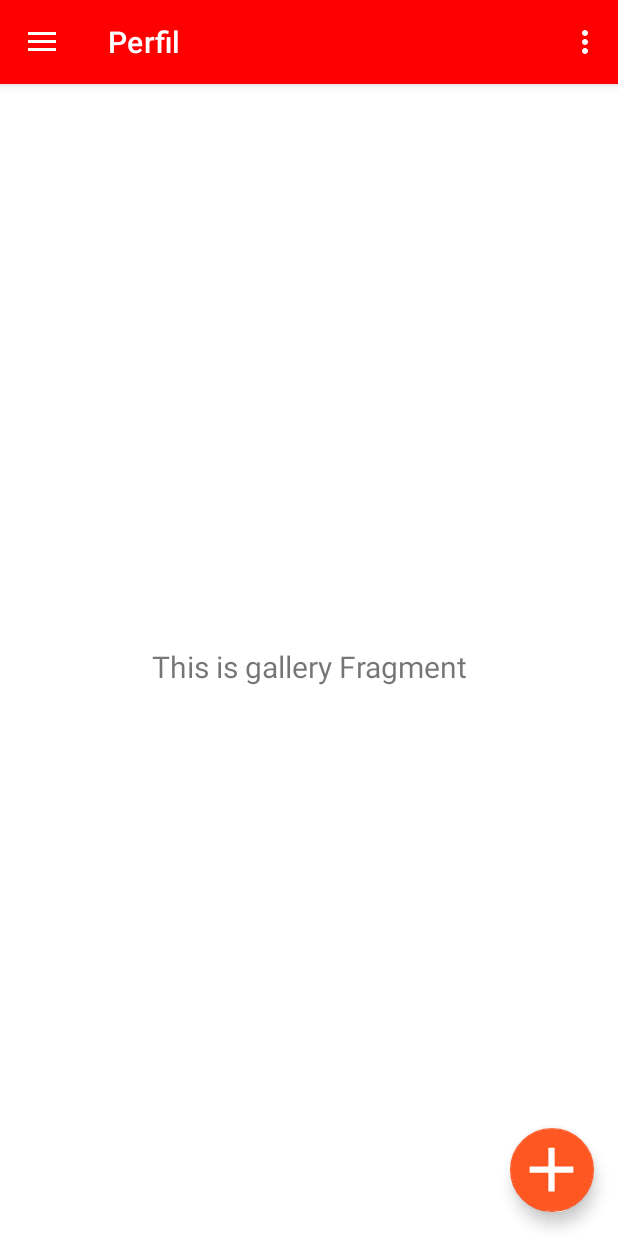
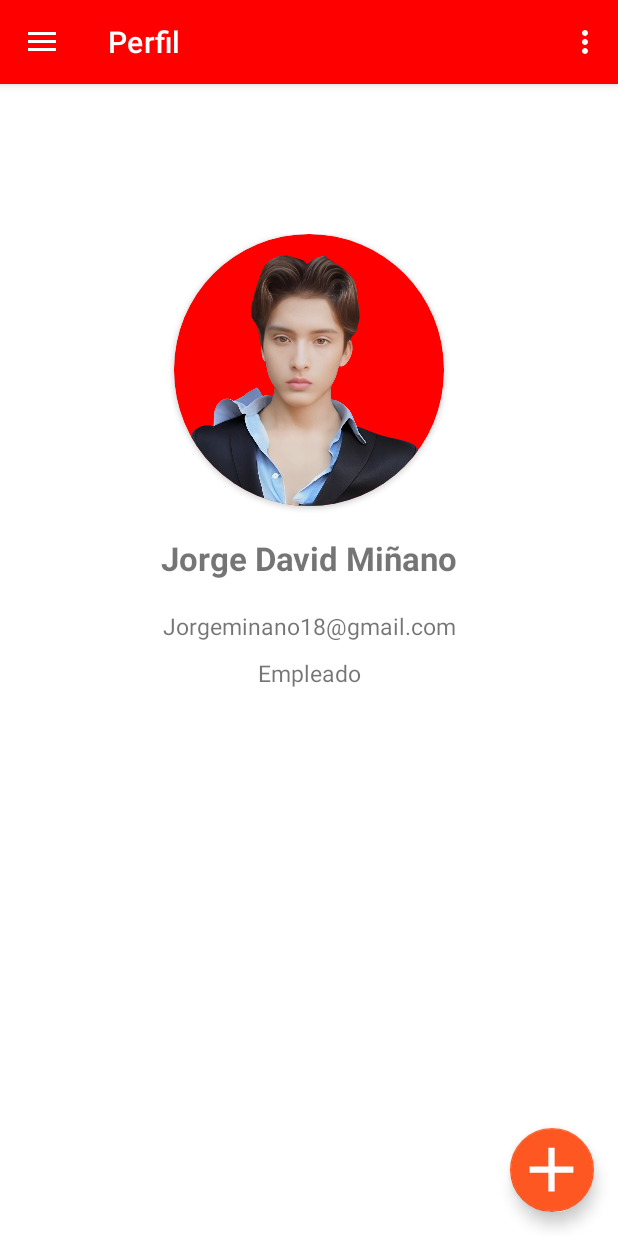
Before and after one commit to David182003/Guba, an Android app: the screen it shows after launch (MainActivity), in the side drawer, after a tap on "Perfil", on a phone screen of 412 x 824 dp. Run offline under Robolectric (Android 15) with nearby library versions, the phone set to English and light mode, and no system bars; our stand-ins replace navigation-ui.

```diff
--- a/app/src/main/java/com/example/bannerleft2/MainActivity.kt
+++ b/app/src/main/java/com/example/bannerleft2/MainActivity.kt
@@ -26,11 +26,7 @@ class MainActivity : AppCompatActivity() {
 
         setSupportActionBar(binding.appBarMain.toolbar)
 
-        binding.appBarMain.fab.setOnClickListener { view ->
-            Snackbar.make(view, "Replace with your own action", Snackbar.LENGTH_LONG)
-                .setAction("Action", null)
-                .setAnchorView(R.id.fab).show()
-        }
+
         val drawerLayout: DrawerLayout = binding.drawerLayout
         val navView: NavigationView = binding.navView
         val navController = findNavController(R.id.nav_host_fragment_content_main)
--- a/app/src/main/java/com/example/bannerleft2/ui/Productos/ProductosAdapter.kt
+++ b/app/src/main/java/com/example/bannerleft2/ui/Productos/ProductosAdapter.kt
@@ -4,7 +4,7 @@ import android.view.LayoutInflater
 import android.view.ViewGroup
 import androidx.recyclerview.widget.RecyclerView
 
-class ProductosAdapter(val list: List<Productos>):
+class ProductosAdapter(var list: List<Productos>):
     RecyclerView.Adapter<ProductosViewHolder>(){
 
     override fun onCreateViewHolder(parent: ViewGroup, viewType: Int): ProductosViewHolder {
@@ -21,4 +21,12 @@ class ProductosAdapter(val list: List<Productos>):
         holder.bind(favorito)
     }
 
+    fun updateList(filteredList: List<Productos>) {
+
+        // Update the adapter's internal data with the filtered list
+
+    }
+
+
+
 }
--- a/app/src/main/java/com/example/bannerleft2/ui/Productos/ProductosFragment.kt
+++ b/app/src/main/java/com/example/bannerleft2/ui/Productos/ProductosFragment.kt
@@ -1,15 +1,22 @@
 package com.example.bannerleft2.ui.Productos
 
 import android.os.Bundle
+import android.text.Editable
+import android.text.TextWatcher
 import android.view.LayoutInflater
 import android.view.View
 import android.view.ViewGroup
+import android.widget.EditText
 import androidx.fragment.app.Fragment
 import androidx.recyclerview.widget.LinearLayoutManager
 import androidx.recyclerview.widget.RecyclerView
 import com.example.bannerleft2.R
 
 class ProductosFragment : Fragment() {
+
+
+    private lateinit var adapter: ProductosAdapter
+    private var filteredList = listOf<Productos>() // Lista filtrada
 
     override fun onCreateView(
         inflater: LayoutInflater,
@@ -22,8 +29,9 @@ class ProductosFragment : Fragment() {
     override fun onViewCreated(view: View, savedInstanceState: Bundle?) {
         super.onViewCreated(view, savedInstanceState)
 
+
         val rv_Productos = view.findViewById<RecyclerView>(R.id.rv_productos)
-
+        val searchEditText = view.findViewById<EditText>(R.id.search_edit_text) // Referencia al EditText
         //Creamos la lista de datps
         val listProductos = listOf<Productos>(
             Productos(R.drawable.w_800_h_800_fit_pad, "Tablero Pino FJ", "18x300x2440mm", 5000.0),
@@ -42,14 +50,39 @@ class ProductosFragment : Fragment() {
 
             )
 
-        val adapter = ProductosAdapter(listProductos)
+
+
+        val adapter = ProductosAdapter(listProductos) // Initialize here
+        filteredList = listProductos // Inicializar lista filtrada con la original
+
+
+
 
         rv_Productos.adapter = adapter
         rv_Productos.layoutManager = LinearLayoutManager(context, LinearLayoutManager.VERTICAL, false)
+
+        searchEditText.addTextChangedListener(object : TextWatcher {
+            override fun beforeTextChanged(s: CharSequence?, start: Int, count: Int, before: Int) { }
+
+            override fun onTextChanged(s: CharSequence?, start: Int, before: Int, count: Int) { }
+            override fun afterTextChanged(p0: Editable?) {
+
+            }
+
+            // Implement the required function
+             fun afterTextChanged(s: CharSequence?) {
+                val query = s.toString().lowercase() // Your filtering logic here
+                filteredList = listProductos.filter { product ->
+                    product.nombre.lowercase().contains(query)
+                }
+
+
+                adapter.updateList(filteredList) // Update the adapter with filtered data
+            }
+        })
     }
 
     companion object{
         fun newInstance() : ProductosFragment = ProductosFragment()
     }
-
 }
--- a/app/src/main/java/com/example/bannerleft2/ui/gallery/GalleryFragment.kt
+++ b/app/src/main/java/com/example/bannerleft2/ui/gallery/GalleryFragment.kt
@@ -7,11 +7,26 @@ import android.view.ViewGroup
 import android.widget.TextView
 import androidx.fragment.app.Fragment
 import androidx.lifecycle.ViewModelProvider
+import com.example.bannerleft2.R
 import com.example.bannerleft2.databinding.FragmentGalleryBinding
 
 class GalleryFragment : Fragment() {
 
-    private var _binding: FragmentGalleryBinding? = null
+    override fun onCreateView(
+        inflater: LayoutInflater,
+        container: ViewGroup?,
+        savedInstanceState: Bundle?
+    ): View? {
+        return inflater.inflate(R.layout.fragment_perfil, container, false)
+    }
+
+
+
+
+
+
+
+   /* private var _binding: FragmentGalleryBinding? = null
 
     // This property is only valid between onCreateView and
     // onDestroyView.
@@ -38,5 +53,7 @@ class GalleryFragment : Fragment() {
     override fun onDestroyView() {
         super.onDestroyView()
         _binding = null
-    }
+    }*/
+
+
 }
--- a/app/src/main/java/com/example/bannerleft2/ui/gallery/GalleryViewModel.kt
+++ b/app/src/main/java/com/example/bannerleft2/ui/gallery/GalleryViewModel.kt
@@ -7,7 +7,7 @@ import androidx.lifecycle.ViewModel
 class GalleryViewModel : ViewModel() {
 
     private val _text = MutableLiveData<String>().apply {
-        value = "This is gallery Fragment"
+        value = "This is Profile Fragment"
     }
     val text: LiveData<String> = _text
 }
--- a/app/src/main/res/layout/activity_main.xml
+++ b/app/src/main/res/layout/activity_main.xml
@@ -25,4 +25,5 @@
         app:headerLayout="@layout/nav_header_main"
         app:menu="@menu/activity_main_drawer"/>
 
+
 </androidx.drawerlayout.widget.DrawerLayout>
--- a/app/src/main/res/layout/app_bar_main.xml
+++ b/app/src/main/res/layout/app_bar_main.xml
@@ -20,11 +20,9 @@
 
     </com.google.android.material.appbar.AppBarLayout>
 
-
-
     <include layout="@layout/content_main"/>
 
-    <com.google.android.material.floatingactionbutton.FloatingActionButton
+  <com.google.android.material.floatingactionbutton.FloatingActionButton
         android:id="@+id/fab"
         android:layout_width="wrap_content"
         android:layout_height="wrap_content"
@@ -32,6 +30,7 @@
         app:maxImageSize="50dp"
         android:layout_marginEnd="@dimen/fab_margin"
         android:layout_marginBottom="16dp"
-        app:srcCompat="@drawable/baseline_add_24" />
+        app:srcCompat="@drawable/baseline_add_24"
+        tools:ignore="MissingConstraints" />
 
 </androidx.coordinatorlayout.widget.CoordinatorLayout>
--- a/app/src/main/res/layout/fragment_gallery.xml
+++ b/app/src/main/res/layout/fragment_gallery.xml
@@ -19,4 +19,8 @@
         app:layout_constraintEnd_toEndOf="parent"
         app:layout_constraintStart_toStartOf="parent"
         app:layout_constraintTop_toTopOf="parent" />
+
+
+
+
 </androidx.constraintlayout.widget.ConstraintLayout>
--- a/app/src/main/res/layout/fragment_home.xml
+++ b/app/src/main/res/layout/fragment_home.xml
@@ -23,10 +23,37 @@
 
     <!--Agregar Search -->
 
+    <LinearLayout
+        android:layout_width="match_parent"
+        android:layout_height="60dp"
+        android:padding="10dp"
+        android:gravity="center_horizontal"
+        android:orientation="horizontal"
+        tools:ignore="MissingConstraints">
+        <ImageView
+            android:layout_width="25dp"
+            android:src="@drawable/search"
+            android:layout_height="wrap_content"/>
+
+        <EditText
+            android:id="@+id/search_edit_text"
+            android:layout_width="match_parent"
+            android:hint="Search"
+            android:layout_height="wrap_content"/>
+
+
+
+
+
+    </LinearLayout>
+
     <androidx.recyclerview.widget.RecyclerView
         android:id="@+id/rv_productos"
+        android:layout_marginTop="50dp"
         android:layout_width="match_parent"
         android:layout_height="match_parent"
         tools:listitem="@layout/it_productos"/>
 
+
+
 </androidx.constraintlayout.widget.ConstraintLayout>
--- /dev/null
+++ b/app/src/main/res/layout/fragment_perfil.xml
@@ -0,0 +1,19 @@
+<?xml version="1.0" encoding="utf-8"?>
+<androidx.constraintlayout.widget.ConstraintLayout xmlns:android="http://schemas.android.com/apk/res/android"
+    xmlns:tools="http://schemas.android.com/tools"
+    android:layout_width="match_parent"
+    xmlns:app="http://schemas.android.com/apk/res-auto"
+    android:layout_gravity="center_horizontal"
+    android:layout_height="match_parent">
+
+
+
+   <include layout="@layout/it_profile"/>
+<!-- Recycler User -->
+    <androidx.recyclerview.widget.RecyclerView
+        android:id="@+id/rv_profile"
+        android:layout_width="match_parent"
+        android:layout_height="match_parent"
+        tools:listitem="@layout/it_profile"/>
+
+</androidx.constraintlayout.widget.ConstraintLayout>
--- a/app/src/main/res/layout/fragment_slideshow.xml
+++ b/app/src/main/res/layout/fragment_slideshow.xml
@@ -5,6 +5,10 @@
     android:layout_width="match_parent"
     android:layout_height="match_parent"
     tools:context=".ui.slideshow.SlideshowFragment">
+
+
+
+
 
     <TextView
         android:id="@+id/text_slideshow"
--- /dev/null
+++ b/app/src/main/res/layout/it_profile.xml
@@ -0,0 +1,67 @@
+<?xml version="1.0" encoding="utf-8"?>
+<androidx.constraintlayout.widget.ConstraintLayout xmlns:android="http://schemas.android.com/apk/res/android"
+    xmlns:tools="http://schemas.android.com/tools"
+    android:layout_width="match_parent"
+    android:layout_height="match_parent"
+    xmlns:app="http://schemas.android.com/apk/res-auto">
+
+
+    <LinearLayout
+        android:layout_width="match_parent"
+        android:layout_height="match_parent"
+        android:gravity="center_horizontal"
+        android:orientation="vertical"
+        android:paddingTop="100dp"
+        tools:ignore="MissingConstraints">
+
+        <androidx.cardview.widget.CardView
+            android:layout_width="180dp"
+            android:layout_height="181dp"
+            android:layout_gravity="center"
+            android:backgroundTint="#FE0000"
+            android:textAlignment="center"
+            app:cardCornerRadius="200dp">
+
+            <ImageView
+                android:layout_width="200dp"
+                android:layout_height="200dp"
+                android:layout_gravity="center"
+                android:src="@drawable/fotomia2" />
+
+        </androidx.cardview.widget.CardView>
+
+        <TextView
+            android:id="@+id/tv_name_profile"
+            android:gravity="center"
+            android:padding="20dp"
+            android:textSize="22dp"
+            android:textStyle="bold"
+            android:layout_width="match_parent"
+            android:text="Jorge David Miñano"
+            android:layout_height="wrap_content"/>
+
+
+        <TextView
+
+            android:layout_width="match_parent"
+            android:layout_gravity="center"
+            android:gravity="center"
+            android:textSize="15dp"
+            android:text="Jorgeminano18@gmail.com"
+            android:layout_height="wrap_content"/>
+
+        <TextView
+            android:layout_width="match_parent"
+            android:layout_height="wrap_content"
+            android:layout_gravity="center"
+            android:gravity="center"
+            android:padding="10dp"
+            android:text="Empleado"
+            android:textSize="15dp" />
+
+
+    </LinearLayout>
+
+
+
+</androidx.constraintlayout.widget.ConstraintLayout>
--- a/app/src/main/res/menu/activity_main_drawer.xml
+++ b/app/src/main/res/menu/activity_main_drawer.xml
@@ -9,17 +9,36 @@
             android:id="@+id/nav_home"
             android:icon="@drawable/baseline_assignment_24"
             android:title="@string/menu_home" />
-        <item
-            android:id="@+id/nav_gallery"
-            android:icon="@drawable/baseline_account_box_24"
-            android:title="@string/menu_gallery" />
+
         <item
             android:id="@+id/nav_slideshow"
-            android:icon="@drawable/ic_menu_slideshow"
-            android:title="@string/menu_slideshow" />
+            android:icon="@drawable/inventario"
+            android:title="Compartir Inventario" />
+
         <item
-            android:id="@+id/nav_settings"
+            android:id="@+id/nav_title"
             android:icon="@drawable/icon8"
-            android:title="@string/menu_settings"/>
+            android:title="Adminstrar campos">
+
+            <menu>
+
+                <item
+                    android:id="@+id/nav_gallery"
+                    android:icon="@drawable/baseline_account_box_24"
+                    android:title="@string/menu_gallery" />
+
+                <item
+                    android:id="@+id/nav_settings"
+                    android:icon="@drawable/icon8"
+                    android:title="@string/menu_settings"/>
+
+                <item
+                    android:id="@+id/nav_close"
+                    android:icon="@drawable/exit"
+                    android:title="Cerrar Sesión"/>
+
+            </menu>
+
+        </item>
     </group>
 </menu>
```
